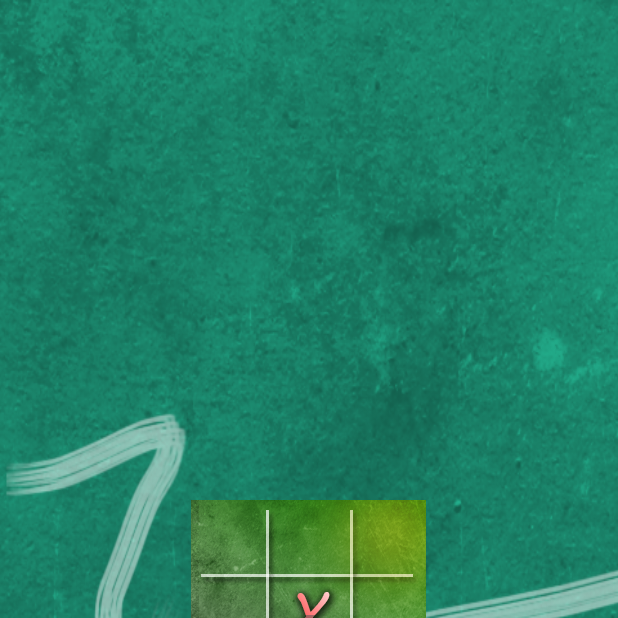
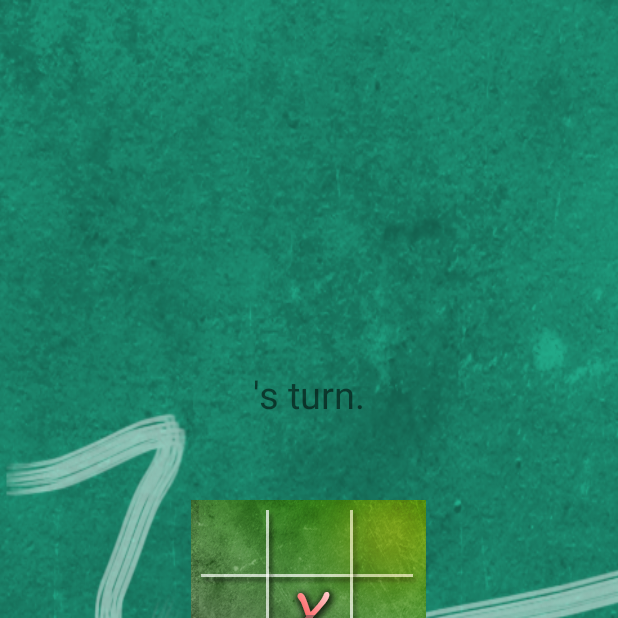
Before and after one commit to cnguyen2049/TicTacToe, an Android app: the StartActivity screen opened directly, with no data from a screen before it, after a tap on an icon or button, on a phone screen of 412 x 824 dp, the top half of it. Run offline under Robolectric (Android 15) with nearby library versions, the phone set to English and light mode, and no system bars.

Commit message:
text do indicate whose turn it is.

```diff
--- a/app/src/main/java/python490/tictactoe/StartActivity.java
+++ b/app/src/main/java/python490/tictactoe/StartActivity.java
@@ -25,6 +25,9 @@ public class StartActivity extends Activity implements View.OnClickListener {
     View box7_view;
     View box8_view;
     View box9_view;
+    TextView textView;
+    String p1 = "";
+    String p2 = "";
     // dummy default. will get correct boolean value from VersusActivity
     boolean isX = true;
 
@@ -33,8 +36,6 @@ public class StartActivity extends Activity implements View.OnClickListener {
 
         super.onCreate(savedInstanceState);
         setContentView(R.layout.activity_start);
-        String p1 = "";
-        String p2 = "";
         Bundle extras = getIntent().getExtras();
 
         if (extras != null) {
@@ -43,8 +44,8 @@ public class StartActivity extends Activity implements View.OnClickListener {
             p2 = extras.getString("P2Name");
         }
 
-        TextView textView = (TextView) findViewById(R.id.textView);
-        textView.setText(p1);
+        textView = (TextView) findViewById(R.id.textView);
+        textView.setText(p1 + "'s turn.");
 
 
         v = findViewById(R.id.board);
@@ -75,6 +76,13 @@ public class StartActivity extends Activity implements View.OnClickListener {
 
     @Override
     public void onClick(View view) {
+        // change text depending on whose turn it is.
+        if (textView.getText().toString().equals(p1 + "'s turn.")) {
+            textView.setText(p2 + "'s turn.");
+        }
+        else {
+            textView.setText(p1 + "'s turn.");
+        }
         if (view == box1_view) {
             box1_view.setAlpha(1);
             if (isX) {
--- a/app/src/main/java/python490/tictactoe/VersusActivity.java
+++ b/app/src/main/java/python490/tictactoe/VersusActivity.java
@@ -100,7 +100,7 @@ public class VersusActivity extends Activity implements View.OnClickListener {
             p2_text.clearFocus();
             intent.putExtra("isX", isX);
             intent.putExtra("P1Name", p1_name);
-
+            intent.putExtra("P2Name", p2_name);
             this.startActivity(intent);
         }
     }
```
